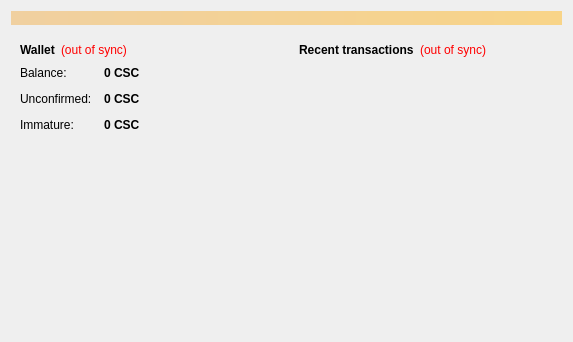
First picture: the form in src/qt/forms/overviewpage.ui, repository transcoder/CasinoCoin, before the edit.
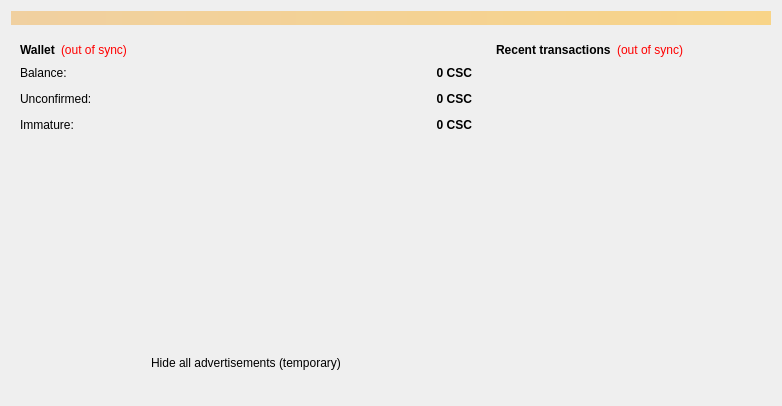
Second picture: the form after the edit. Icons and pictures are not drawn.

Commit message:
Adverts widget v0.2 added: *Querying webAPI for adverts content; *Starting browsers new tab with url specified in json file *Basic QML items and models *Overview tab layout changes *Storing images on harddrive (temporary solution) *Sending queries to webAPI straight from widget (temporary solution) coming next: -store whole json file as url/desription need to be stored for further use -display images of adverts from QImage, not from file stored on harddrive -hide/show adverts button tweaking -proper webAPI base class for querying various servers for data (prypto for instance)
*

The edit to the form file:
```diff
--- a/src/qt/forms/overviewpage.ui
+++ b/src/qt/forms/overviewpage.ui
@@ -6,8 +6,8 @@
    <rect>
     <x>0</x>
     <y>0</y>
-    <width>573</width>
-    <height>342</height>
+    <width>782</width>
+    <height>406</height>
    </rect>
   </property>
   <property name="windowTitle">
@@ -36,6 +36,18 @@
       <layout class="QVBoxLayout" name="verticalLayout_2">
        <item>
         <widget class="QFrame" name="frame">
+         <property name="minimumSize">
+          <size>
+           <width>470</width>
+           <height>0</height>
+          </size>
+         </property>
+         <property name="maximumSize">
+          <size>
+           <width>470</width>
+           <height>16777215</height>
+          </size>
+         </property>
          <property name="frameShape">
           <enum>QFrame::NoFrame</enum>
          </property>
@@ -124,6 +136,9 @@
               <property name="text">
                <string notr="true">0 CSC</string>
               </property>
+              <property name="alignment">
+               <set>Qt::AlignRight|Qt::AlignTrailing|Qt::AlignVCenter</set>
+              </property>
               <property name="textInteractionFlags">
                <set>Qt::LinksAccessibleByMouse|Qt::TextSelectableByKeyboard|Qt::TextSelectableByMouse</set>
               </property>
@@ -153,6 +168,9 @@
               <property name="text">
                <string notr="true">0 CSC</string>
               </property>
+              <property name="alignment">
+               <set>Qt::AlignRight|Qt::AlignTrailing|Qt::AlignVCenter</set>
+              </property>
               <property name="textInteractionFlags">
                <set>Qt::LinksAccessibleByMouse|Qt::TextSelectableByKeyboard|Qt::TextSelectableByMouse</set>
               </property>
@@ -179,17 +197,25 @@
               <property name="text">
                <string notr="true">0 CSC</string>
               </property>
+              <property name="alignment">
+               <set>Qt::AlignRight|Qt::AlignTrailing|Qt::AlignVCenter</set>
+              </property>
               <property name="textInteractionFlags">
                <set>Qt::LinksAccessibleByMouse|Qt::TextSelectableByKeyboard|Qt::TextSelectableByMouse</set>
               </property>
              </widget>
             </item>
-           </layout>
-          </item>
-         </layout>
-        </widget>
-       </item>
-       <item>
+            <item row="3" column="0" colspan="2">
+             <widget class="QWidget" name="widgetBuyCSCButton" native="true">
+              <property name="minimumSize">
+               <size>
+                <width>150</width>
+                <height>30</height>
+               </size>
+              </property>
+             </widget>
+            </item>
+            <item row="4" column="0" colspan="2">
         <spacer name="verticalSpacer">
          <property name="orientation">
           <enum>Qt::Vertical</enum>
@@ -202,31 +228,45 @@
          </property>
         </spacer>
        </item>
-       <item>
-        <widget class="QLabel" name="label_6">
+            <item row="5" column="0" colspan="2">
+             <widget class="QPushButton" name="pushButtonToggleAdverts">
+              <property name="styleSheet">
+               <string notr="true"/>
+              </property>
          <property name="text">
-          <string/>
-         </property>
-         <property name="pixmap">
-          <pixmap resource="../bitcoin.qrc">:/images/backg</pixmap>
-         </property>
-         <property name="scaledContents">
+               <string>Hide all advertisements (temporary)</string>
+              </property>
+              <property name="autoDefault">
+               <bool>false</bool>
+              </property>
+              <property name="default">
           <bool>false</bool>
          </property>
-         <property name="alignment">
-          <set>Qt::AlignCenter</set>
-         </property>
-         <property name="margin">
-          <number>-2</number>
-         </property>
-        </widget>
-       </item>       
+              <property name="flat">
+               <bool>true</bool>
+              </property>
+             </widget>
+            </item>
+            <item row="6" column="0" colspan="2">
+             <layout class="QVBoxLayout" name="verticalLayoutAdvertWidget"/>
+            </item>
+           </layout>
+          </item>
+         </layout>
+        </widget>
+       </item>
       </layout>
      </item>
      <item>
       <layout class="QVBoxLayout" name="verticalLayout_3">
        <item>
         <widget class="QFrame" name="frame_2">
+         <property name="minimumSize">
+          <size>
+           <width>150</width>
+           <height>0</height>
+          </size>
+         </property>
          <property name="frameShape">
           <enum>QFrame::NoFrame</enum>
          </property>
```
Left out of the diff: 4 changed lines with no effect on the pictures. Lines whose indentation alone changed are shown as unchanged. The commit also changes 36 other files.
